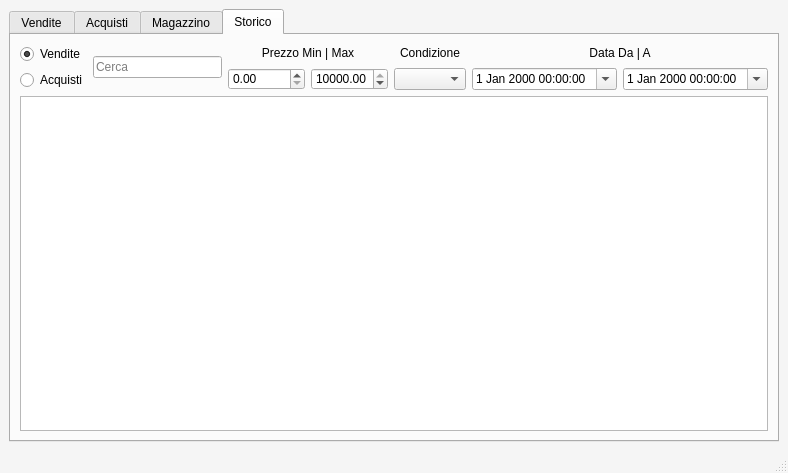
This is main.ui in salvogalati/pokemon-card-sales-manager as Qt 5 draws it before an edit. The edited form follows.
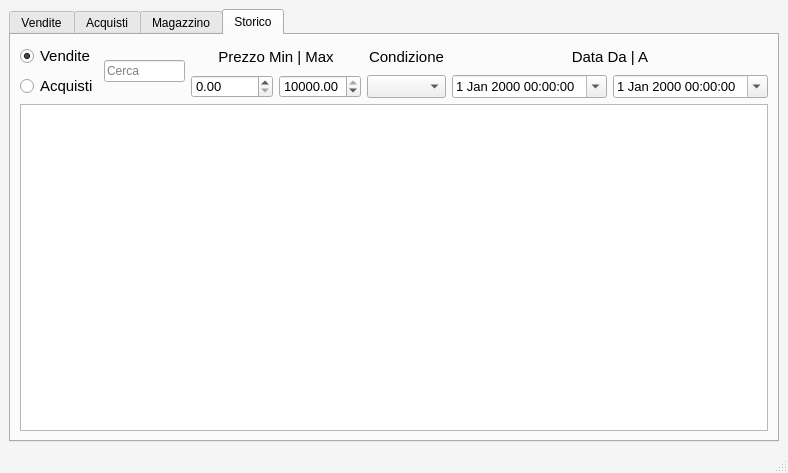
This is the edited form. The open tabs and pages were chosen to show the change. Icons and pictures are not drawn.

What changed in the file:
```diff
--- a/main.ui
+++ b/main.ui
@@ -986,6 +986,11 @@
              <layout class="QVBoxLayout" name="verticalLayout_16">
               <item>
                <widget class="QRadioButton" name="radioButton">
+                <property name="font">
+                 <font>
+                  <pointsize>11</pointsize>
+                 </font>
+                </property>
                 <property name="text">
                  <string>Vendite</string>
                 </property>
@@ -999,6 +1004,11 @@
               </item>
               <item>
                <widget class="QRadioButton" name="radioButton_2">
+                <property name="font">
+                 <font>
+                  <pointsize>11</pointsize>
+                 </font>
+                </property>
                 <property name="text">
                  <string>Acquisti</string>
                 </property>
@@ -1023,6 +1033,11 @@
              <layout class="QVBoxLayout" name="verticalLayout_13">
               <item>
                <widget class="QLabel" name="label_12">
+                <property name="font">
+                 <font>
+                  <pointsize>11</pointsize>
+                 </font>
+                </property>
                 <property name="text">
                  <string>Prezzo Min | Max</string>
                 </property>
@@ -1035,6 +1050,11 @@
                <layout class="QHBoxLayout" name="horizontalLayout_5">
                 <item>
                  <widget class="QDoubleSpinBox" name="doubleSpinBoxMinStorico">
+                  <property name="font">
+                   <font>
+                    <pointsize>10</pointsize>
+                   </font>
+                  </property>
                   <property name="maximum">
                    <double>10000.989999999999782</double>
                   </property>
@@ -1045,6 +1065,11 @@
                 </item>
                 <item>
                  <widget class="QDoubleSpinBox" name="doubleSpinBoxMaxStorico">
+                  <property name="font">
+                   <font>
+                    <pointsize>10</pointsize>
+                   </font>
+                  </property>
                   <property name="maximum">
                    <double>10000.000000000000000</double>
                   </property>
@@ -1064,6 +1089,11 @@
              <layout class="QVBoxLayout" name="verticalLayout_14">
               <item>
                <widget class="QLabel" name="label_13">
+                <property name="font">
+                 <font>
+                  <pointsize>11</pointsize>
+                 </font>
+                </property>
                 <property name="text">
                  <string>Condizione</string>
                 </property>
@@ -1073,7 +1103,13 @@
                </widget>
               </item>
               <item>
-               <widget class="QComboBox" name="comboBoxCondizione_Storico"/>
+               <widget class="QComboBox" name="comboBoxCondizione_Storico">
+                <property name="font">
+                 <font>
+                  <pointsize>10</pointsize>
+                 </font>
+                </property>
+               </widget>
               </item>
              </layout>
             </item>
@@ -1081,6 +1117,11 @@
              <layout class="QVBoxLayout" name="verticalLayout_15">
               <item>
                <widget class="QLabel" name="label_14">
+                <property name="font">
+                 <font>
+                  <pointsize>11</pointsize>
+                 </font>
+                </property>
                 <property name="text">
                  <string>Data Da | A</string>
                 </property>
@@ -1093,6 +1134,11 @@
                <layout class="QHBoxLayout" name="horizontalLayout_6">
                 <item>
                  <widget class="QDateTimeEdit" name="dateTimeEditStorico_Da">
+                  <property name="font">
+                   <font>
+                    <pointsize>10</pointsize>
+                   </font>
+                  </property>
                   <property name="currentSection">
                    <enum>QDateTimeEdit::DaySection</enum>
                   </property>
@@ -1103,6 +1149,11 @@
                 </item>
                 <item>
                  <widget class="QDateTimeEdit" name="dateTimeEditStorico_A">
+                  <property name="font">
+                   <font>
+                    <pointsize>10</pointsize>
+                   </font>
+                  </property>
                   <property name="calendarPopup">
                    <bool>true</bool>
                   </property>
```
Left out of the diff: 16 changed lines with no effect on the pictures.
